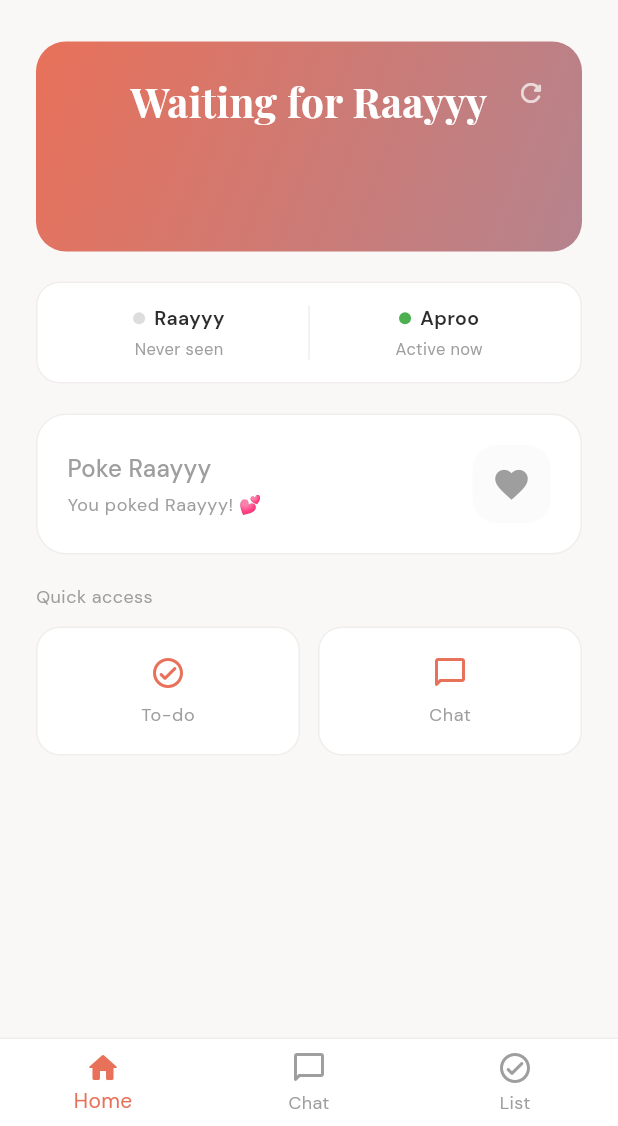
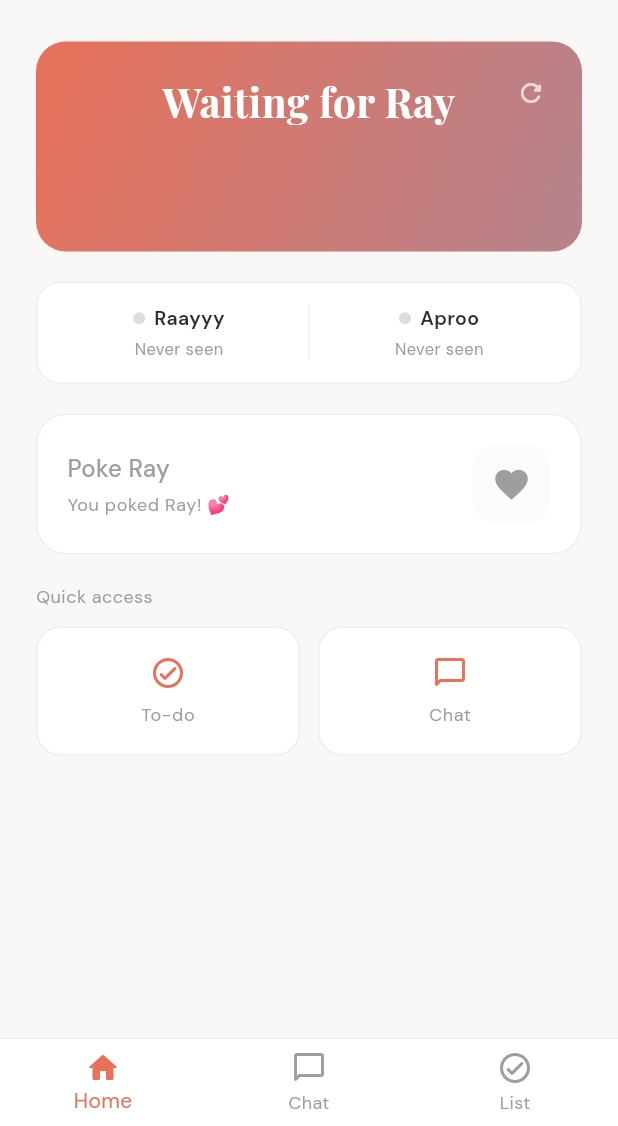
Before and after one commit to dwaipayanray95/tether, a Flutter app: the screen it shows once a user with an empty profile is signed in, after a tap on the "refresh" icon, after a tap on the "touch app" icon, on a phone screen of 412 x 824 dp, the part 110-1236 px from its top. Run offline on Flutter 3.47's test engine with Material 3 defaults, Android fonts, the phone set to English and light mode, and no system bars; our stand-ins replace cloud_firestore, dio, firebase_auth, firebase_core, firebase_messaging, flutter_local_notifications and 10 more; missing offline and left inert: dart_jsonwebtoken; accounts and stored records are empty; network calls fail.

Commit message:
refactor: consolidate presence logic and revert 'Raayyy' identifiers
- Consolidate presence tracking into a single shared document to save space and database reads.

- Revert internal 'Raayyy' renaming back to 'Ray' across the codebase to ensure backward compatibility and prevent breaking updates.

```diff
--- a/lib/screens/chat_screen.dart
+++ b/lib/screens/chat_screen.dart
@@ -168,7 +168,7 @@ class ChatScreenState extends State<ChatScreen> {
                 style: const TextStyle(fontSize: 16),
                 onChanged: (v) => setState(() => _searchQuery = v.trim()),
               )
-            : const Text('Raayyy & Aproo'),
+            : const Text('Ray & Aproo'),
         actions: [
           if (_searchActive)
             IconButton(
--- a/lib/screens/home_screen.dart
+++ b/lib/screens/home_screen.dart
@@ -38,14 +38,13 @@ class _HomeScreenState extends State<HomeScreen>
   bool _isRefreshing = false;
 
   // Last seen
-  Timestamp? _raayyyLastSeen;
-  bool _raayyyIsOnline = false;
+  Timestamp? _rayLastSeen;
+  bool _rayIsOnline = false;
   Timestamp? _aprooLastSeen;
   bool _aprooIsOnline = false;
 
   StreamSubscription<DocumentSnapshot<Map<String, dynamic>>>? _partnerLocSub;
-  StreamSubscription<DocumentSnapshot<Map<String, dynamic>>>? _raayyyPresenceSub;
-  StreamSubscription<DocumentSnapshot<Map<String, dynamic>>>? _aprooPresenceSub;
+  StreamSubscription<DocumentSnapshot<Map<String, dynamic>>>? _presenceSub;
 
   double? get _distanceKm {
     final p = _partnerLocation;
@@ -82,8 +81,7 @@ class _HomeScreenState extends State<HomeScreen>
   void dispose() {
     _pokeController.dispose();
     _partnerLocSub?.cancel();
-    _raayyyPresenceSub?.cancel();
-    _aprooPresenceSub?.cancel();
+    _presenceSub?.cancel();
     _pokeSub?.cancel();
     super.dispose();
   }
@@ -103,8 +101,8 @@ class _HomeScreenState extends State<HomeScreen>
       return;
     }
 
-    final myKey = _auth.isRaayyy ? 'raayyy' : 'aproo';
-    final partnerKey = _auth.isRaayyy ? 'aproo' : 'raayyy';
+    final myKey = _auth.isRay ? 'ray' : 'aproo';
+    final partnerKey = _auth.isRay ? 'aproo' : 'ray';
 
     // Fetch initial state first so we don't show empty state
     final initialPartner = await LocationService.getLocation(partnerKey);
@@ -137,7 +135,7 @@ class _HomeScreenState extends State<HomeScreen>
     HapticFeedback.mediumImpact();
     setState(() => _isRefreshing = true);
 
-    final myKey = _auth.isRaayyy ? 'raayyy' : 'aproo';
+    final myKey = _auth.isRay ? 'ray' : 'aproo';
     final myPos = await LocationService.getCurrentPosition();
     if (myPos != null) {
       await LocationService.forceUpload(myPos, myKey, _auth.myName);
@@ -154,21 +152,21 @@ class _HomeScreenState extends State<HomeScreen>
   }
 
   void _initPresence() {
-    _raayyyPresenceSub = _firestore.presenceStream('raayyy').listen((snap) {
+    _presenceSub = _firestore.presenceStream().listen((snap) {
       final data = snap.data();
-      if (mounted) {
+      if (mounted && data != null) {
         setState(() {
-          _raayyyLastSeen = data?['lastSeen'] as Timestamp?;
-          _raayyyIsOnline = data?['isOnline'] as bool? ?? false;
-        });
-      }
-    });
-    _aprooPresenceSub = _firestore.presenceStream('aproo').listen((snap) {
-      final data = snap.data();
-      if (mounted) {
-        setState(() {
-          _aprooLastSeen = data?['lastSeen'] as Timestamp?;
-          _aprooIsOnline = data?['isOnline'] as bool? ?? false;
+          final r = data['ray'] as Map<String, dynamic>?;
+          final a = data['aproo'] as Map<String, dynamic>?;
+
+          if (r != null) {
+            _rayLastSeen = r['lastSeen'] as Timestamp?;
+            _rayIsOnline = r['isOnline'] as bool? ?? false;
+          }
+          if (a != null) {
+            _aprooLastSeen = a['lastSeen'] as Timestamp?;
+            _aprooIsOnline = a['isOnline'] as bool? ?? false;
+          }
         });
       }
     });
@@ -356,7 +354,7 @@ class _HomeScreenState extends State<HomeScreen>
       child: Row(
         children: [
           Expanded(
-              child: _lastSeenTile('Raayyy', _raayyyIsOnline, _raayyyLastSeen)),
+              child: _lastSeenTile('Raayyy', _rayIsOnline, _rayLastSeen)),
           Container(
               width: 1,
               height: 36,
--- a/lib/screens/main_shell.dart
+++ b/lib/screens/main_shell.dart
@@ -21,9 +21,9 @@ class _MainShellState extends State<MainShell> with WidgetsBindingObserver {
   final _chatKey = GlobalKey<ChatScreenState>();
   final _firestore = FirestoreService();
   final _auth = AuthService();
-  static const _coupleId = 'raayyy-aproo';
+  static const _coupleId = 'ray-aproo';
   String get _myUid => FirebaseAuth.instance.currentUser?.uid ?? '';
-  String get _myPresenceKey => _auth.isRaayyy ? 'raayyy' : 'aproo';
+  String get _myPresenceKey => _auth.isRay ? 'ray' : 'aproo';
 
   void _goToTab(int index) => setState(() => _currentIndex = index);
 
--- a/lib/services/auth_service.dart
+++ b/lib/services/auth_service.dart
@@ -8,7 +8,7 @@ const List<String> allowedEmails = [
   'apoo.0404@gmail.com',      // Aproo
 ];
 
-const String coupleId = 'raayyy-aproo'; // shared ID for Firestore collections
+const String coupleId = 'ray-aproo'; // shared ID for Firestore collections
 
 class AuthService {
   final FirebaseAuth _auth = FirebaseAuth.instance;
@@ -18,11 +18,11 @@ class AuthService {
   User? get currentUser => _auth.currentUser;
   Stream<User?> get authStateChanges => _auth.authStateChanges();
 
-  bool get isRaayyy =>
+  bool get isRay =>
       currentUser?.email?.toLowerCase() == allowedEmails[0].toLowerCase();
 
-  String get myName => isRaayyy ? 'Raayyy' : 'Aproo';
-  String get partnerName => isRaayyy ? 'Aproo' : 'Raayyy';
+  String get myName => isRay ? 'Ray' : 'Aproo';
+  String get partnerName => isRay ? 'Aproo' : 'Ray';
 
   // ── Google Sign-In ────────────────────────────────────────────────────────
 
@@ -83,7 +83,7 @@ class AuthService {
     if (!doc.exists) {
       final resolvedName = name ??
           (user.email?.toLowerCase() == allowedEmails[0].toLowerCase()
-              ? 'Raayyy'
+              ? 'Ray'
               : 'Aproo');
       await ref.set({
         'uid': user.uid,
--- a/lib/services/fcm_service.dart
+++ b/lib/services/fcm_service.dart
@@ -55,7 +55,7 @@ class FcmService {
   static Future<String?> _getPartnerToken(String partnerName) async {
     final snap = await FirebaseFirestore.instance
         .collection('couples')
-        .doc('raayyy-aproo')
+        .doc('ray-aproo')
         .collection('fcmTokens')
         .doc(partnerName.toLowerCase())
         .get();
--- a/lib/services/firestore_service.dart
+++ b/lib/services/firestore_service.dart
@@ -15,7 +15,7 @@ class FirestoreService {
       'fromName': fromName,
       'sentAt': FieldValue.serverTimestamp(),
     });
-    final partnerName = fromName == 'Raayyy' ? 'aproo' : 'raayyy';
+    final partnerName = fromName == 'Ray' ? 'aproo' : 'ray';
     FcmService.send(
       partnerName: partnerName,
       title: '💕 $fromName poked you!',
@@ -47,7 +47,7 @@ class FirestoreService {
         .doc(coupleId)
         .collection('todos')
         .add(todo.toMap());
-    final partnerName = todo.createdBy == 'Raayyy' ? 'aproo' : 'raayyy';
+    final partnerName = todo.createdBy == 'Ray' ? 'aproo' : 'ray';
     FcmService.send(
       partnerName: partnerName,
       title: '✅ New task added',
@@ -109,7 +109,7 @@ class FirestoreService {
         .doc(todoId)
         .collection('comments')
         .add(comment.toMap());
-    final partnerName = comment.authorName == 'Raayyy' ? 'aproo' : 'raayyy';
+    final partnerName = comment.authorName == 'Ray' ? 'aproo' : 'ray';
     FcmService.send(
       partnerName: partnerName,
       title: '🗨️ ${comment.authorName} commented',
@@ -152,7 +152,7 @@ class FirestoreService {
         .collection('messages')
         .add(message.toMap());
     if (senderName.isNotEmpty) {
-      final partnerName = senderName == 'Raayyy' ? 'aproo' : 'raayyy';
+      final partnerName = senderName == 'Ray' ? 'aproo' : 'ray';
       final preview = message.text.length > 60
           ? '${message.text.substring(0, 60)}…'
           : message.text;
@@ -229,16 +229,16 @@ class FirestoreService {
   // ── Presence / last seen ─────────────────────────────────────────────────
 
   Future<void> updatePresence(String myKey, {bool isOnline = true}) async {
-    await _db.doc('couples/raayyy-aproo/presence/$myKey').set({
-      'lastSeen': FieldValue.serverTimestamp(),
-      'isOnline': isOnline,
+    await _db.doc('couples/ray-aproo/status/presence').set({
+      myKey: {
+        'lastSeen': FieldValue.serverTimestamp(),
+        'isOnline': isOnline,
+      }
     }, SetOptions(merge: true));
   }
 
-  Stream<DocumentSnapshot<Map<String, dynamic>>> presenceStream(String key) {
-    return _db
-        .doc('couples/raayyy-aproo/presence/$key')
-        .snapshots();
+  Stream<DocumentSnapshot<Map<String, dynamic>>> presenceStream() {
+    return _db.doc('couples/ray-aproo/status/presence').snapshots();
   }
 
   // ── Couple profile ────────────────────────────────────────────────────────
--- a/lib/services/location_service.dart
+++ b/lib/services/location_service.dart
@@ -5,7 +5,7 @@ import 'package:shared_preferences/shared_preferences.dart';
 import 'fcm_service.dart';
 
 class LocationService {
-  static const _coupleId = 'raayyy-aproo';
+  static const _coupleId = 'ray-aproo';
 
   static Future<String?> getLocality(double lat, double lng) async {
     try {
@@ -129,7 +129,7 @@ class LocationService {
   }
 
   static Future<void> pingPartner(String myName) async {
-    final partnerName = myName == 'Raayyy' ? 'aproo' : 'raayyy';
+    final partnerName = myName == 'Ray' ? 'aproo' : 'ray';
     await FcmService.send(
       partnerName: partnerName,
       title: '📍 $myName is checking in!',
--- a/lib/services/notification_service.dart
+++ b/lib/services/notification_service.dart
@@ -12,7 +12,7 @@ Future<void> firebaseMessagingBackgroundHandler(RemoteMessage message) async {
   await Firebase.initializeApp();
   if (message.data['type'] == 'ping') {
     final auth = AuthService();
-    final myKey = auth.isRaayyy ? 'raayyy' : 'aproo';
+    final myKey = auth.isRay ? 'ray' : 'aproo';
     final pos = await LocationService.getCurrentPosition();
     if (pos != null) {
       await LocationService.forceUpload(pos, myKey, auth.myName);
@@ -68,7 +68,7 @@ class NotificationService {
 
       if (type == 'ping') {
         final auth = AuthService();
-        final myKey = auth.isRaayyy ? 'raayyy' : 'aproo';
+        final myKey = auth.isRay ? 'ray' : 'aproo';
         final pos = await LocationService.getCurrentPosition();
         if (pos != null) {
           await LocationService.forceUpload(pos, myKey, auth.myName);
@@ -150,12 +150,12 @@ class NotificationService {
         .doc(uid)
         .set({'fcmToken': token}, SetOptions(merge: true));
 
-    const raayyyEmail = 'dwaipayanray95@gmail.com';
+    const rayEmail = 'dwaipayanray95@gmail.com';
     final email = FirebaseAuth.instance.currentUser?.email ?? '';
-    final myName = email == raayyyEmail ? 'raayyy' : 'aproo';
+    final myName = email == rayEmail ? 'ray' : 'aproo';
     await FirebaseFirestore.instance
         .collection('couples')
-        .doc('raayyy-aproo')
+        .doc('ray-aproo')
         .collection('fcmTokens')
         .doc(myName)
         .set({'token': token});
```
